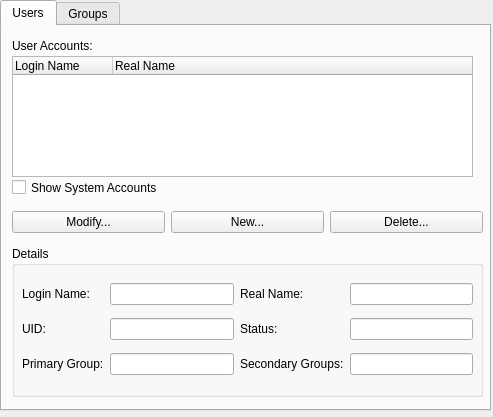
This is ui/maindialog.ui in KDE/kcm-userconfig as Qt 5 draws it before an edit. The edited form follows.
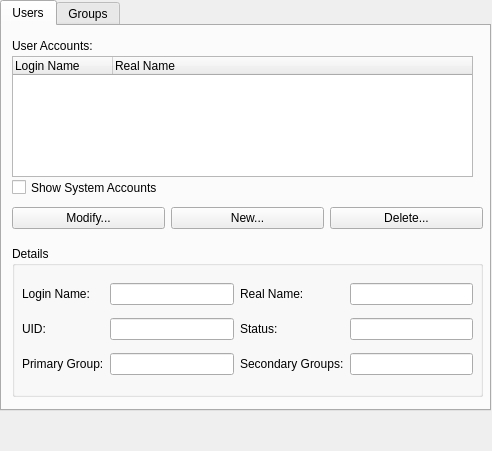
This is the edited form.

Commit message:
[22:37:46] <jtechidna> :o [22:37:52] <jtechidna> userconfig with ui files lives! [22:37:56] <jtechidna> muwahahahhaha [22:39:46] <jtechidna> well, actually it still uses the .py files for the modify, new, and delete dialogs...
-Give userconfig.desktop Oxygen Icon goodness. Being upstream is fun sometimes.

Patch:
```diff
--- a/ui/maindialog.ui
+++ b/ui/maindialog.ui
@@ -5,8 +5,8 @@
    <rect>
     <x>0</x>
     <y>0</y>
-    <width>493</width>
-    <height>417</height>
+    <width>492</width>
+    <height>451</height>
    </rect>
   </property>
   <property name="windowTitle" >
@@ -180,9 +180,9 @@
         <property name="geometry" >
          <rect>
           <x>10</x>
-          <y>180</y>
+          <y>162</y>
           <width>471</width>
-          <height>33</height>
+          <height>61</height>
          </rect>
         </property>
         <layout class="QHBoxLayout" name="horizontalLayout_3" >
```
Left out of the diff: 76 changed lines with no effect on the pictures. The commit also changes 2 other files.
